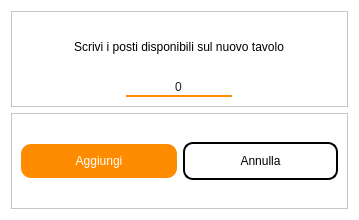
NicolaMochi/GestionaleOrdinazioni, file gui_add_tavolo.ui: the form before one commit.
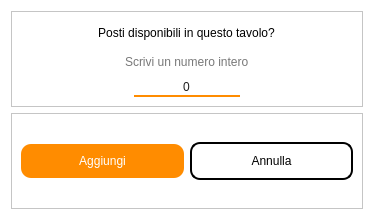
The form after the commit.

Commit message: posti del locale, data e ora in tempo reale

```diff
--- a/gui_add_tavolo.ui
+++ b/gui_add_tavolo.ui
@@ -6,7 +6,7 @@
    <rect>
     <x>0</x>
     <y>0</y>
-    <width>359</width>
+    <width>374</width>
     <height>220</height>
    </rect>
   </property>
@@ -38,13 +38,23 @@
          <string notr="true">font: 500 11pt &quot;Poppins&quot;;</string>
         </property>
         <property name="text">
-         <string>Scrivi i posti disponibili sul nuovo tavolo</string>
+         <string>Posti disponibili in questo tavolo?</string>
         </property>
         <property name="alignment">
          <set>Qt::AlignCenter</set>
         </property>
        </widget>
       </item>
+      <item alignment="Qt::AlignHCenter">
+       <widget class="QLabel" name="label_2">
+        <property name="styleSheet">
+         <string notr="true">font: 9pt &quot;Poppins&quot;; color: rgb(120, 120, 120);</string>
+        </property>
+        <property name="text">
+         <string>Scrivi un numero intero</string>
+        </property>
+       </widget>
+      </item>
       <item alignment="Qt::AlignHCenter">
        <widget class="QLineEdit" name="lineEdit_posti_tavolo">
         <property name="sizePolicy">
```
The commit also changes 12 other files.
